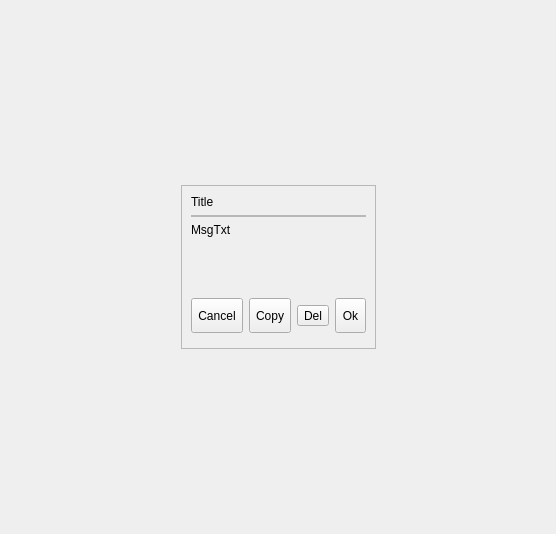
First picture: the form in src/Comm/ShowMessage.ui, repository ic005k/Knot-Legacy, before the edit.
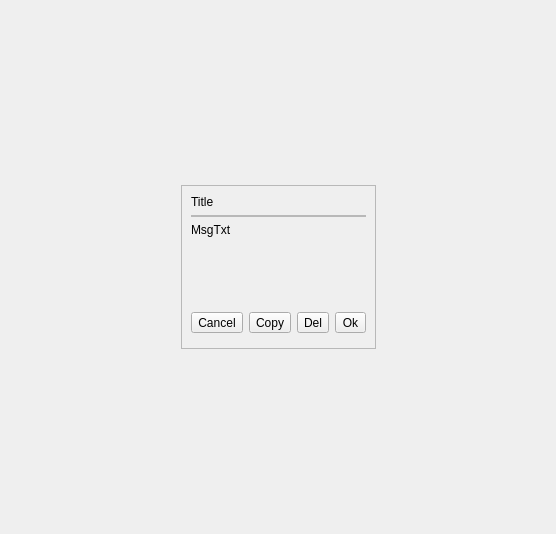
Second picture: the form after the edit.

What changed in the file:
```diff
--- a/src/Comm/ShowMessage.ui
+++ b/src/Comm/ShowMessage.ui
@@ -122,7 +122,7 @@
              <property name="minimumSize">
               <size>
                <width>0</width>
-               <height>35</height>
+               <height>0</height>
               </size>
              </property>
              <property name="text">
@@ -141,7 +141,7 @@
              <property name="minimumSize">
               <size>
                <width>0</width>
-               <height>35</height>
+               <height>0</height>
               </size>
              </property>
              <property name="text">
@@ -173,7 +173,7 @@
              <property name="minimumSize">
               <size>
                <width>0</width>
-               <height>35</height>
+               <height>0</height>
               </size>
              </property>
              <property name="text">
```
